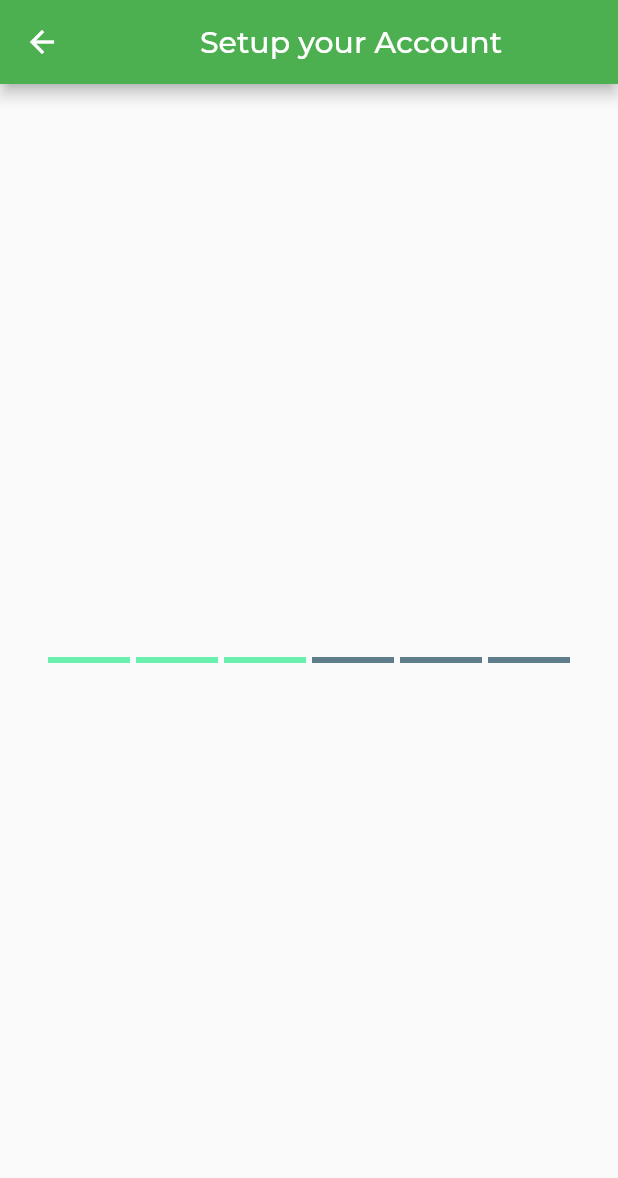
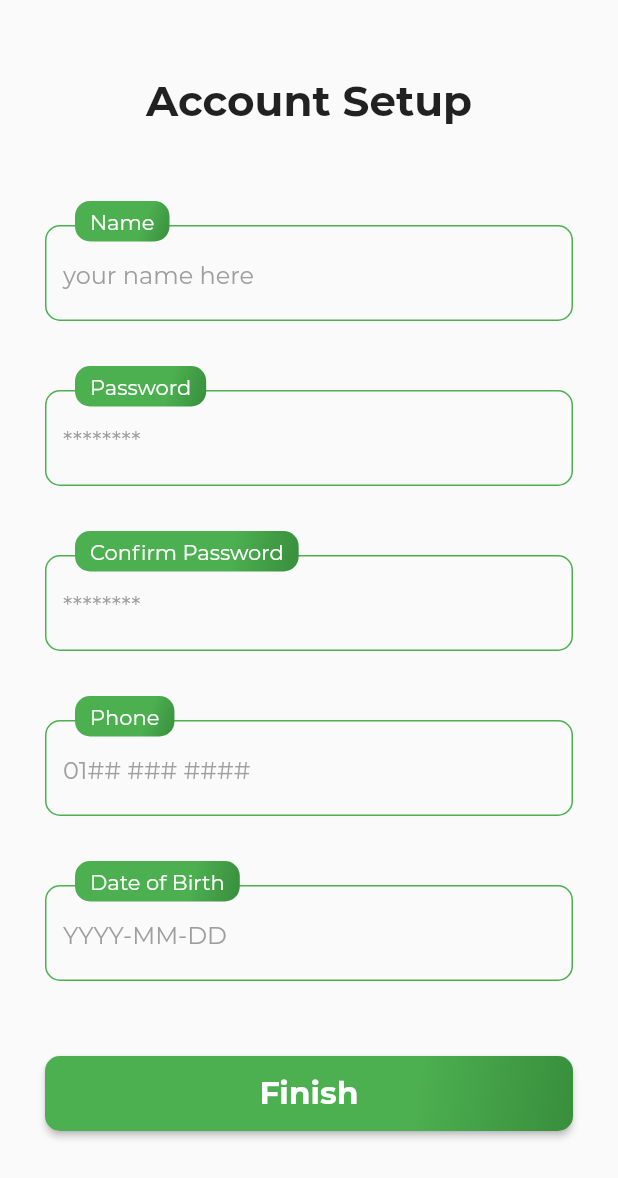
Before and after one commit to Khalidm98/Treat-Min, a Flutter app: the SetupScreen screen opened by its route, on a phone screen of 412 x 824 dp. Shown: the top 1178 px of the screen. Run offline on Flutter 3.47's test engine with Material 2 defaults, Android fonts, the phone set to English and light mode, and no system bars; drawn by our look-alikes of step_progress_indicator; our stand-ins replace carousel_slider, toggle_switch; missing offline and left inert: custom_switch_button; project files that could hold a hidden picture were left out.

Commit message:
Completed Account Setup

```diff
--- a/lib/main.dart
+++ b/lib/main.dart
@@ -39,6 +39,7 @@ class MyApp extends StatelessWidget {
             borderSide: BorderSide(color: Colors.green),
           ),
         ),
+        cursorColor: Colors.green,
       ),
       home: SplashScreen(),
       routes: {
--- a/lib/screens/get_started_screen.dart
+++ b/lib/screens/get_started_screen.dart
@@ -32,7 +32,8 @@ class GetStartedScreen extends StatelessWidget {
               AppRaisedButton(
                 label: 'GET STARTED',
                 onPressed: () {
-                  Navigator.pushReplacementNamed(context, AuthScreen.routeName);
+                  Navigator.of(context)
+                      .pushReplacementNamed(AuthScreen.routeName);
                 },
               ),
             ],
--- a/lib/screens/setup_screen.dart
+++ b/lib/screens/setup_screen.dart
@@ -1,7 +1,8 @@
 import 'package:flutter/material.dart';
 
-// import '../widgets/input_field.dart';
-import 'package:step_progress_indicator/step_progress_indicator.dart';
+import './tabs_screen.dart';
+import '../widgets/app_raised_button.dart';
+import '../widgets/input_field.dart';
 
 class SetupScreen extends StatefulWidget {
   static const routeName = '/setup';
@@ -11,122 +12,141 @@ class SetupScreen extends StatefulWidget {
 }
 
 class _SetupScreenState extends State<SetupScreen> {
-  // FocusNode _passNode = FocusNode();
-  TextEditingController dateController=TextEditingController();
+  List<FocusNode> _focusNodes = List();
+  TextEditingController _dateController = TextEditingController();
+  DateTime _date = DateTime.now().subtract(Duration(days: 365 * 20 + 5));
 
-  DateTime date = DateTime(DateTime.now().year - 20);
+  @override
+  void initState() {
+    super.initState();
+    for (int i = 0; i < 3; i++) {
+      _focusNodes.add(FocusNode());
+    }
+  }
 
-  // Future<void> _pickDate() async {
-  //   DateTime pickedDate = await showDatePicker(
-  //     context: context,
-  //     initialDate: date,
-  //     firstDate: DateTime(DateTime.now().year - 80),
-  //     lastDate: DateTime(DateTime.now().year - 10),
-  //     builder: (BuildContext context, Widget child) {
-  //       return Theme(
-  //         data: ThemeData.dark().copyWith(
-  //           colorScheme: ColorScheme.dark(
-  //             primary: Colors.greenAccent,
-  //             onPrimary: Colors.black,
-  //             surface: Colors.greenAccent,
-  //             onSurface: Colors.black,
-  //           ),
-  //           dialogBackgroundColor: Colors.white,
-  //         ),
-  //         child: child,
-  //       );
-  //     },
-  //
-  //   );
-  //   if (pickedDate != null) {
-  //     date = pickedDate;
-  //     dateController.text= date.toString().substring(0, 10);
-  //     setState(() {
-  //
-  //     });
-  //     // str = _dateOfBirth.toString().substring(0, 10);
-  //   }
-  // }
+  @override
+  void dispose() {
+    _focusNodes.forEach((focusNode) => focusNode.dispose());
+    _dateController.dispose();
+    super.dispose();
+  }
+
+  Future<void> _pickDate() async {
+    DateTime picked = await showDatePicker(
+      context: context,
+      initialDate: _date,
+      firstDate: DateTime.now().subtract(Duration(days: 365 * 80 + 20)),
+      lastDate: DateTime.now().subtract(Duration(days: 365 * 12 + 3)),
+    );
+    if (picked != null) {
+      _date = picked;
+      _dateController.text = _date.toString().substring(0, 10);
+    } else {
+      _dateController.text = '';
+    }
+    setState(() {});
+    // FocusScope.of(context).unfocus();
+  }
+
   @override
   Widget build(BuildContext context) {
     return Scaffold(
-        appBar: AppBar(
-          title: Center(child: const Text('Setup your Account')),
-          backgroundColor: Colors.green,
+      body: SafeArea(
+        child: GestureDetector(
+          behavior: HitTestBehavior.opaque,
+          onTap: () => FocusScope.of(context).unfocus(),
+          child: ListView(
+            padding: const EdgeInsets.symmetric(horizontal: 30),
+            children: [
+              Padding(
+                padding: const EdgeInsets.symmetric(vertical: 50),
+                child: Text(
+                  'Account Setup',
+                  textScaleFactor: 2,
+                  textAlign: TextAlign.center,
+                  style: const TextStyle(fontWeight: FontWeight.bold),
+                ),
+              ),
+              Form(
+                child: Column(
+                  mainAxisAlignment: MainAxisAlignment.spaceBetween,
+                  children: [
+                    InputField(
+                      label: 'Name',
+                      textFormField: TextFormField(
+                        decoration: InputDecoration(hintText: 'your name here'),
+                        textCapitalization: TextCapitalization.words,
+                        onFieldSubmitted: (_) {
+                          _focusNodes[0].requestFocus();
+                        },
+                      ),
+                    ),
+                    SizedBox(height: 30),
+                    InputField(
+                      label: 'Password',
+                      textFormField: TextFormField(
+                        decoration: InputDecoration(hintText: '********'),
+                        focusNode: _focusNodes[0],
+                        obscureText: true,
+                        onFieldSubmitted: (_) {
+                          _focusNodes[1].requestFocus();
+                        },
+                      ),
+                    ),
+                    SizedBox(height: 30),
+                    InputField(
+                      label: 'Confirm Password',
+                      textFormField: TextFormField(
+                        decoration: InputDecoration(hintText: '********'),
+                        focusNode: _focusNodes[1],
+                        obscureText: true,
+                        onFieldSubmitted: (_) {
+                          _focusNodes[2].requestFocus();
+                        },
+                      ),
+                    ),
+                    SizedBox(height: 30),
+                    InputField(
+                      label: 'Phone',
+                      textFormField: TextFormField(
+                        decoration: InputDecoration(hintText: '01## ### ####'),
+                        focusNode: _focusNodes[2],
+                        keyboardType: TextInputType.phone,
+                        onFieldSubmitted: (_) {},
+                      ),
+                    ),
+                    SizedBox(height: 30),
+                    InputField(
+                      label: 'Date of Birth',
+                      textFormField: TextFormField(
+                        decoration: InputDecoration(hintText: 'YYYY-MM-DD'),
+                        controller: _dateController,
+                        onTap: () {
+                          _pickDate();
+                          // _pickDate().then((_) {
+                          //   FocusScope.of(context).unfocus();
+                          // });
+                        },
+                        onFieldSubmitted: (_) {},
+                      ),
+                    ),
+                  ],
+                ),
+              ),
+              Padding(
+                padding: const EdgeInsets.only(top: 50, bottom: 30),
+                child: AppRaisedButton(
+                  label: 'Finish',
+                  onPressed: () {
+                    Navigator.of(context).pushNamedAndRemoveUntil(
+                        TabsScreen.routeName, (route) => false);
+                  },
+                ),
+              ),
+            ],
+          ),
         ),
-        body: Center(
-            child: SafeArea(
-                child: GestureDetector(
-                  behavior: HitTestBehavior.opaque,
-                  onTap: () => FocusScope.of(context).requestFocus(FocusNode()),
-                  child: Center(
-                    child: SingleChildScrollView(
-                      padding: const EdgeInsets.symmetric(horizontal: 30),
-                      child: Column(children: <Widget>[
-                        StepProgressIndicator(
-                          totalSteps: 6,
-                          currentStep: 3,
-                          selectedColor: Colors.greenAccent,
-                          unselectedColor: Colors.blueGrey,
-                        ),
-                        // Padding(
-                        //   padding: const EdgeInsets.symmetric(vertical: 10),
-                        //   child: InputField(
-                        //     label: 'Phone Number',
-                        //     hintText: '+02xxxxxxx',
-                        //     keyboardType: TextInputType.phone,
-                        //     onFieldSubmitted: (_) {
-                        //       _passNode.requestFocus();
-                        //     },
-                        //   ),
-                        // ),
-                        // Padding(
-                        //     padding: const EdgeInsets.symmetric(vertical: 10),
-                        //     child: InputField(
-                        //         label: 'Date of birth',
-                        //         hintText: 'day:month:year',
-                        //         controller: dateController,
-                        //         onFieldSubmitted: (_) => _passNode.requestFocus(),
-                        //         onTap: () {
-                        //           FocusScope.of(context).requestFocus(FocusNode());
-                        //           _pickDate();
-                        //         })),
-                        // Padding(
-                        //   padding: const EdgeInsets.symmetric(vertical: 10),
-                        //   child: InputField(
-                        //     label: 'Address',
-                        //     hintText: 'area,streetno.,buildingno,',
-                        //     keyboardType: TextInputType.streetAddress,
-                        //     onFieldSubmitted: (_) {
-                        //       _passNode.requestFocus();
-                        //     },
-                        //   ),
-                        // ),
-                        // Padding(
-                        //   padding: const EdgeInsets.symmetric(vertical: 10),
-                        //   child: InputField(
-                        //     label: 'Working at ',
-                        //     hintText: 'Company name ',
-                        //     keyboardType: TextInputType.name,
-                        //     onFieldSubmitted: (_) {
-                        //       _passNode.requestFocus();
-                        //     },
-                        //   ),
-                        // ),
-                        // Padding(
-                        //   padding: const EdgeInsets.symmetric(vertical: 10),
-                        //   child: InputField(
-                        //     label: 'Position',
-                        //     hintText: 'JUNIOR ENGINEER ',
-                        //     keyboardType: TextInputType.name,
-                        //     onFieldSubmitted: (_) {
-                        //       _passNode.requestFocus();
-                        //     },
-                        //   ),
-                        // ),
-                      ]),
-                    ),
-                  ),
-                ))));
+      ),
+    );
   }
 }
--- a/lib/screens/splash_screen.dart
+++ b/lib/screens/splash_screen.dart
@@ -39,7 +39,8 @@ class _SplashScreenState extends State<SplashScreen>
       _width.addListener(_expand);
       _controller.forward().then((_) {
         Future.delayed(const Duration(seconds: 2), () {
-          Navigator.pushReplacementNamed(context, GetStartedScreen.routeName);
+          Navigator.of(context)
+              .pushReplacementNamed(GetStartedScreen.routeName);
         });
       });
     }
--- a/lib/widgets/app_raised_button.dart
+++ b/lib/widgets/app_raised_button.dart
@@ -1,13 +1,13 @@
 import 'package:flutter/material.dart';
 
 class AppRaisedButton extends StatelessWidget {
+  final String label;
   final Function onPressed;
-  final String label;
   final Color color;
 
   const AppRaisedButton({
+    @required this.label,
     @required this.onPressed,
-    @required this.label,
     this.color,
   });
 
--- a/lib/widgets/input_field.dart
+++ b/lib/widgets/input_field.dart
@@ -15,8 +15,8 @@ class InputField extends StatelessWidget {
           alignment: Alignment.bottomCenter,
           child: textFormField,
         ),
-        Align(
-          alignment: Alignment(-0.8, 0),
+        Positioned(
+          left: 20,
           child: Container(
             padding: const EdgeInsets.symmetric(horizontal: 10, vertical: 5),
             decoration: BoxDecoration(
--- a/lib/widgets/navigation_bar.dart
+++ b/lib/widgets/navigation_bar.dart
@@ -60,7 +60,7 @@ class _NavigationBarState extends State<NavigationBar> {
       height: 62,
       width: double.infinity,
       child: Stack(
-        children: <Widget>[
+        children: [
           Positioned(
             top: 2,
             child: Row(
```
Also changed, not shown: lib/screens/auth_screen.dart (+28 -30 lines), lib/screens/settings_screen.dart (+8 -2 lines), lib/screens/verification_screen.dart (+151 -86 lines), assets/icons/facebook.png.
